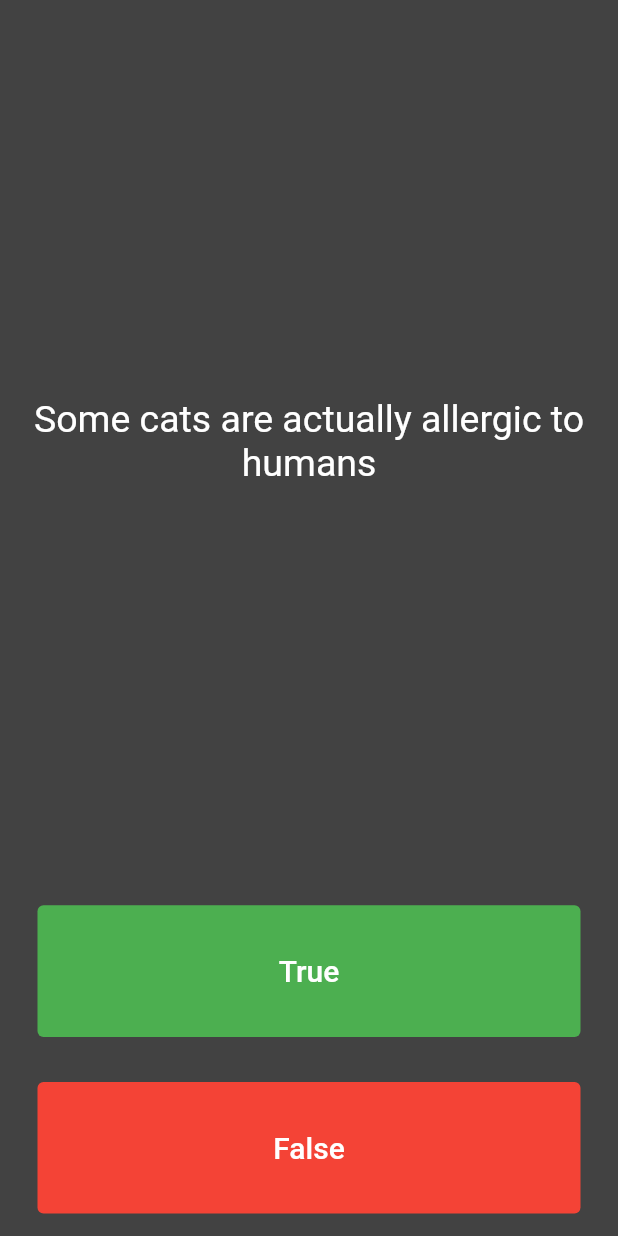
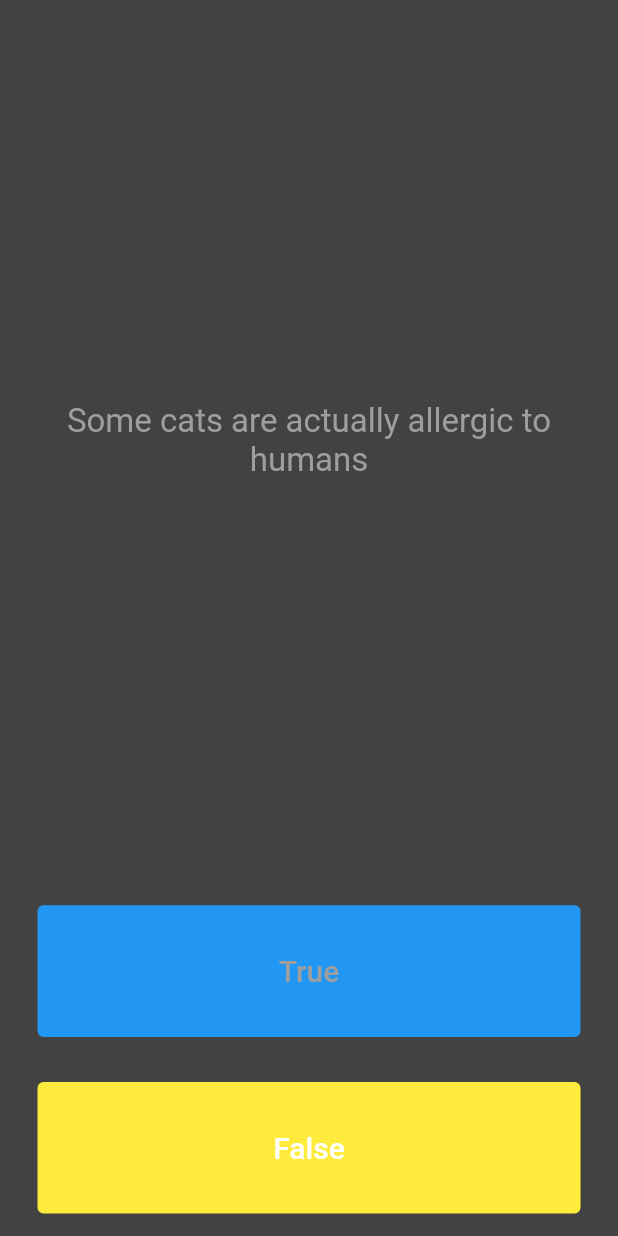
Before and after one commit to Tushar-0070/quizler_app, a Flutter app: the screen it shows after launch, on a phone screen of 412 x 824 dp. Run offline on Flutter 3.47's test engine with Material 2 defaults, Android fonts, the phone set to English and light mode, and no system bars; our stand-ins replace rflutter_alert.

Commit message:
style-changed

```diff
--- a/lib/main.dart
+++ b/lib/main.dart
@@ -72,14 +72,14 @@ class _QuizPageState extends State<QuizPage> {
         Expanded(
           flex: 5,
           child: Padding(
-            padding: EdgeInsets.all(10.0),
+            padding: EdgeInsets.all(9.0),
             child: Center(
               child: Text(
                 quizBrain.getQuestionText(),
                 textAlign: TextAlign.center,
                 style: TextStyle(
-                  fontSize: 25.0,
-                  color: Colors.white,
+                  fontSize: 22.0,
+                  color: Colors.grey,
                 ),
               ),
             ),
@@ -93,12 +93,12 @@ class _QuizPageState extends State<QuizPage> {
             padding: EdgeInsets.all(15.0),
             child: TextButton(
               style: TextButton.styleFrom(
-                backgroundColor: Colors.green,
+                backgroundColor: Colors.blue,
               ),
               child: Text(
                 'True',
                 style: TextStyle(
-                  color: Colors.white,
+                  color: Colors.grey,
                   fontSize: 20.0,
                 ),
               ),
@@ -116,7 +116,7 @@ class _QuizPageState extends State<QuizPage> {
             padding: EdgeInsets.all(15.0),
             child: TextButton(
               style: TextButton.styleFrom(
-                backgroundColor: Colors.red,
+                backgroundColor: Colors.yellow,
               ),
               child: Text(
                 'False',
```
